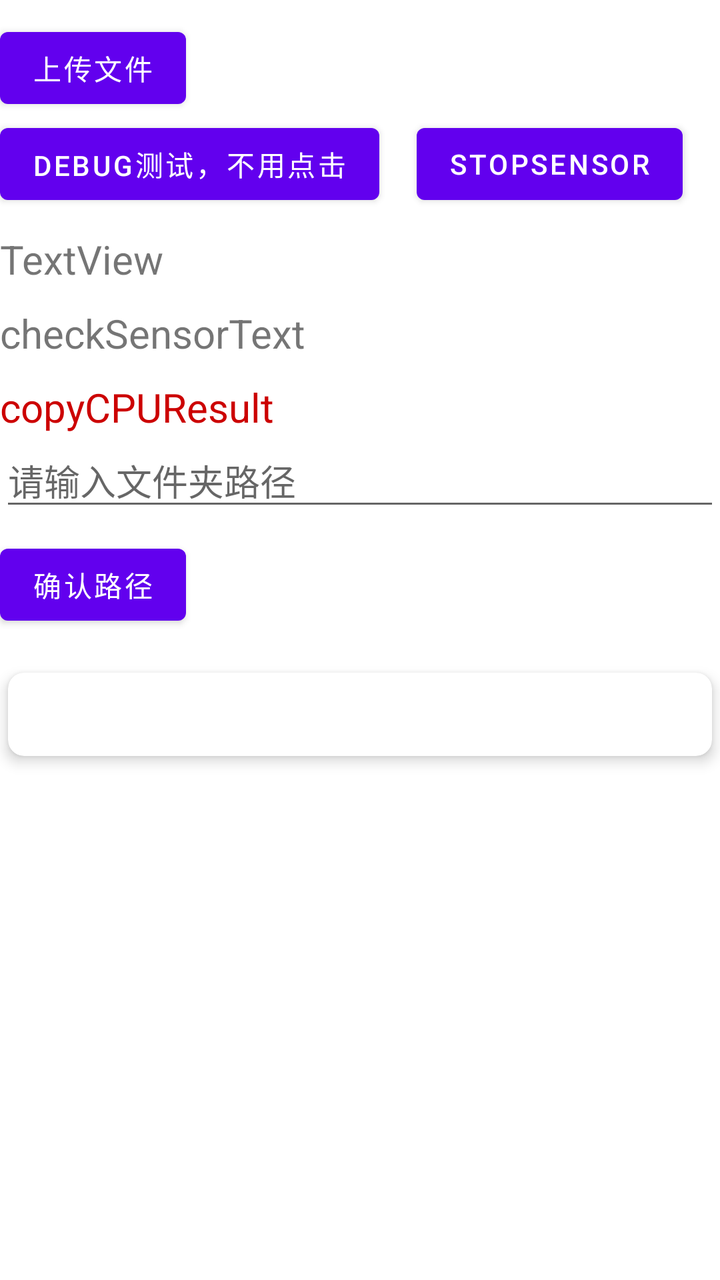
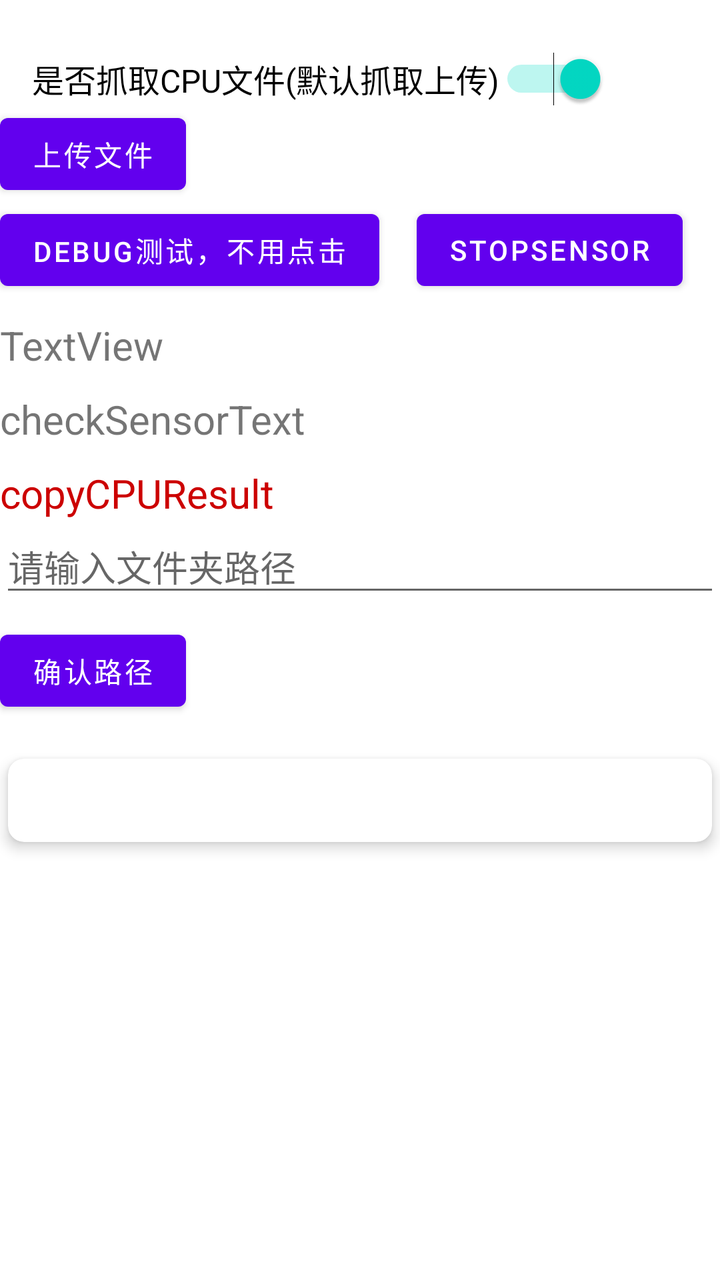

Before-and-after screenshots of an Android layout around one commit, followed by the original layout XML and the change that was made.
<!-- AndroidManifest.xml: application theme Theme.Kanxue_data -->
<!-- res/layout/activity_main.xml -->
<?xml version="1.0" encoding="utf-8"?>
<androidx.core.widget.NestedScrollView android:layout_width="match_parent"
    android:layout_height="wrap_content"
    xmlns:app="http://schemas.android.com/apk/res-auto"
    xmlns:android="http://schemas.android.com/apk/res/android"
    android:fillViewport="true"
    android:scrollbars="vertical"
    android:fitsSystemWindows="true"
    android:fadeScrollbars="true"
>



    <androidx.constraintlayout.widget.ConstraintLayout
        android:layout_width="match_parent"
        android:layout_height="wrap_content">

        <FrameLayout
            android:id="@+id/SurfaceViewFrame"
            android:layout_width="10dp"
            android:layout_height="10dp">
        </FrameLayout>




        <Button
            android:id="@+id/stat_file_btn"
            android:layout_width="wrap_content"
            android:layout_height="wrap_content"
            android:text="上传文件"
            app:layout_constraintTop_toBottomOf="@id/SurfaceViewFrame"
            app:layout_constraintLeft_toLeftOf="parent" />

        <Button
            android:id="@+id/test"
            android:layout_width="wrap_content"
            android:layout_height="wrap_content"
            android:text="debug测试，不用点击"
            app:layout_constraintTop_toBottomOf="@id/stat_file_btn"
            app:layout_constraintLeft_toLeftOf="parent"
            />


        <Button
            android:id="@+id/stop_sensor_btn"
            android:layout_width="wrap_content"
            android:layout_height="wrap_content"
            android:text="StopSensor"
            app:layout_constraintLeft_toRightOf="@id/test"
            app:layout_constraintBottom_toBottomOf="@+id/test"
            app:layout_constraintRight_toRightOf="parent"
            />


        <TextView
            android:id="@+id/uploadStatusText"
            app:layout_constraintTop_toBottomOf="@id/test"
            android:textSize="20sp"
            android:layout_marginTop="10dp"
            android:layout_width="wrap_content"
            android:layout_height="wrap_content"
            android:text="TextView"
             />

        <TextView
            android:id="@+id/checkSensorText"
            app:layout_constraintTop_toBottomOf="@id/uploadStatusText"
            android:textSize="20sp"
            android:layout_marginTop="10dp"
            android:layout_width="wrap_content"
            android:layout_height="wrap_content"
            android:text="checkSensorText"
            />

        <TextView
            android:id="@+id/copyCPUResult"
            app:layout_constraintTop_toBottomOf="@id/checkSensorText"
            android:textSize="20sp"
            android:textColor="@android:color/holo_red_dark"
            android:layout_marginTop="10dp"
            android:layout_width="wrap_content"
            android:layout_height="wrap_content"
            android:text="copyCPUResult"
            />

        <androidx.appcompat.widget.AppCompatAutoCompleteTextView
            android:id="@+id/pathInput"
            android:layout_width="match_parent"
            android:layout_height="wrap_content"
            app:layout_constraintTop_toBottomOf="@id/copyCPUResult"
            android:hint="请输入文件夹路径"
            android:inputType="text" />


        <Button
            android:id="@+id/confirmButton"
            android:layout_width="wrap_content"
            android:layout_height="wrap_content"
            android:layout_marginTop="8dp"
            app:layout_constraintTop_toBottomOf="@id/pathInput"
            android:text="确认路径" />



        <androidx.recyclerview.widget.RecyclerView
            android:id="@+id/recyclerView"
            app:layout_constraintTop_toBottomOf="@id/confirmButton"
            android:layout_width="match_parent"
            android:layout_height="0dp"
            android:layout_marginTop="16dp"
            android:layout_weight="1" />


        <androidx.cardview.widget.CardView
            android:layout_marginTop="16dp"
            android:layout_width="match_parent"
            android:layout_height="wrap_content"
            app:layout_constraintTop_toBottomOf="@id/recyclerView"
            android:layout_margin="4dp"
            app:cardCornerRadius="8dp"
            app:cardElevation="4dp">

            <TextView
                android:id="@+id/file_content"
                android:layout_width="match_parent"
                android:layout_height="wrap_content"
                android:layout_margin="10dp"
                android:textSize="16sp" />
        </androidx.cardview.widget.CardView>








    </androidx.constraintlayout.widget.ConstraintLayout>

</androidx.core.widget.NestedScrollView>
<!-- resources referenced by this layout -->
<resources>
  <style name="Theme.Kanxue_data" parent="Theme.MaterialComponents.DayNight.DarkActionBar">
          
          <item name="colorPrimary">@color/purple_500</item>
          <item name="colorPrimaryVariant">@color/purple_700</item>
          <item name="colorOnPrimary">@color/white</item>
          
          <item name="colorSecondary">@color/teal_200</item>
          <item name="colorSecondaryVariant">@color/teal_700</item>
          <item name="colorOnSecondary">@color/black</item>
          
          <item name="android:statusBarColor">?attr/colorPrimaryVariant</item>
          
      </style>
  <color name="purple_500">#FF6200EE</color>
  <color name="purple_700">#FF3700B3</color>
  <color name="white">#FFFFFFFF</color>
  <color name="teal_200">#FF03DAC5</color>
  <color name="teal_700">#FF018786</color>
  <color name="black">#FF000000</color>
</resources>

<!-- the commit's change to res/layout/activity_main.xml (unified diff, before → after) -->
@@ -3,6 +3,7 @@
     android:layout_height="wrap_content"
     xmlns:app="http://schemas.android.com/apk/res-auto"
     xmlns:android="http://schemas.android.com/apk/res/android"
+    xmlns:tools="http://schemas.android.com/tools"
     android:fillViewport="true"
     android:scrollbars="vertical"
     android:fitsSystemWindows="true"
@@ -22,14 +23,25 @@
         </FrameLayout>
 
 
-
+        <Switch
+            android:id="@+id/cpu_capture_switch"
+            android:layout_width="wrap_content"
+            android:layout_height="wrap_content"
+            android:text="是否抓取CPU文件(默认抓取上传)"
+            android:textSize="16sp"
+            android:layout_marginStart="16dp"
+            android:layout_marginTop="16dp"
+            android:checked="true"
+            app:layout_constraintTop_toBottomOf="@id/SurfaceViewFrame"
+            app:layout_constraintLeft_toLeftOf="parent"
+            tools:ignore="MissingConstraints" />
 
         <Button
             android:id="@+id/stat_file_btn"
             android:layout_width="wrap_content"
             android:layout_height="wrap_content"
             android:text="上传文件"
-            app:layout_constraintTop_toBottomOf="@id/SurfaceViewFrame"
+            app:layout_constraintTop_toBottomOf="@id/cpu_capture_switch"
             app:layout_constraintLeft_toLeftOf="parent" />
 
         <Button
